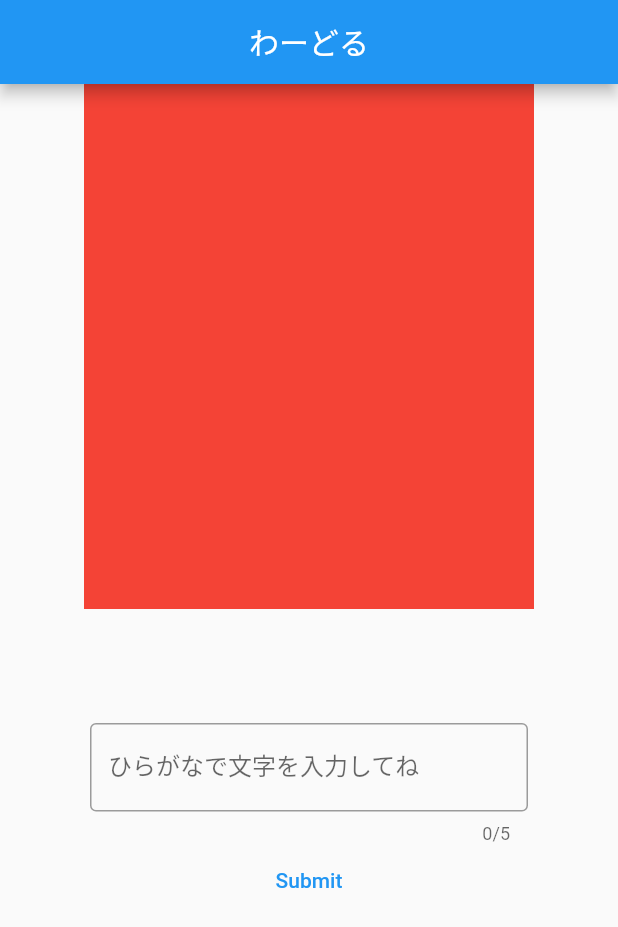
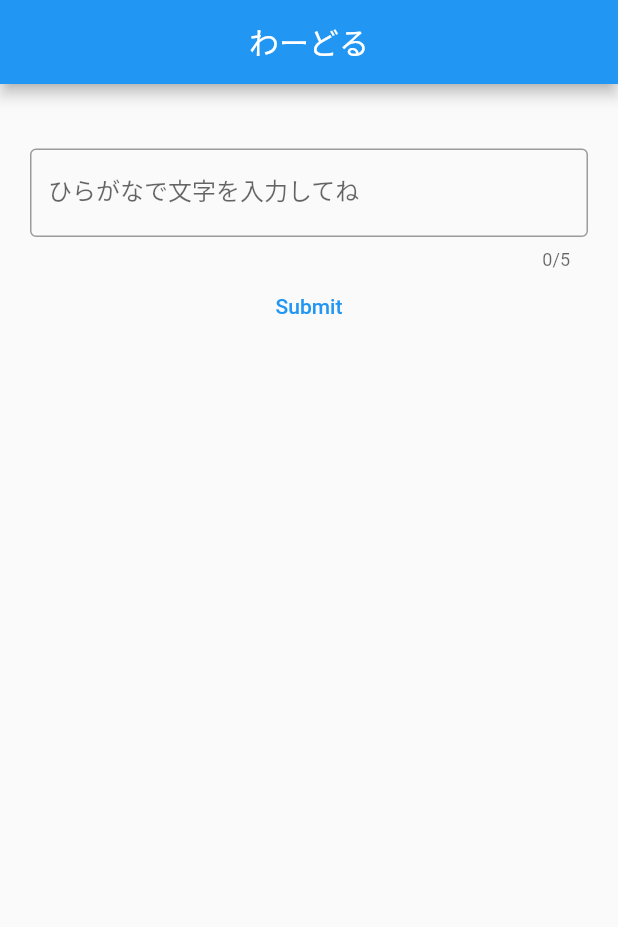
Before and after one commit to ppmasa8/flutterWordleJa, a Flutter app: the screen it shows after launch, after a tap on "Submit", on a phone screen of 412 x 824 dp. Shown: the top 927 px of the screen. Run offline on Flutter 3.47's test engine with Material 2 defaults, Android fonts, the phone set to English and light mode, and no system bars.

Commit message:
Added text lists

```diff
--- a/lib/view/screens/homeview.dart
+++ b/lib/view/screens/homeview.dart
@@ -14,11 +14,6 @@ class HomeView extends StatelessWidget {
       body: SingleChildScrollView(
         child: Column(
           children: [
-            Container(
-              width: 300,
-              height: 350,
-              color: Colors.red,
-            ),
             TextForm(),
           ],
         ),
--- a/lib/view/utils/parts/textform.dart
+++ b/lib/view/utils/parts/textform.dart
@@ -10,12 +10,12 @@ class TextForm extends StatefulWidget {
 
 class _TextFormState extends State<TextForm> {
   final textController = TextEditingController();
-  String plainText = '';
+  final plainText = <String>[];
   String text = '';
 
   void _updateText() {
     setState(() {
-      plainText = textController.text;
+      plainText.add(textController.text);
       print(plainText);
     });
   }
@@ -23,12 +23,16 @@ class _TextFormState extends State<TextForm> {
   @override
   Widget build(BuildContext context) {
     return SingleChildScrollView(
-      padding: const EdgeInsets.all(60.0),
+      padding: const EdgeInsets.all(20.0),
       child: Column(
         children: [
-          Text(
-            plainText,
-          ),
+          for (var elem in plainText) ...{
+            Text(elem,
+                style: const TextStyle(
+                  fontWeight: FontWeight.bold,
+                  fontSize: 20,
+                ))
+          },
           TextField(
             maxLength: 5,
             inputFormatters: <TextInputFormatter>[
```
